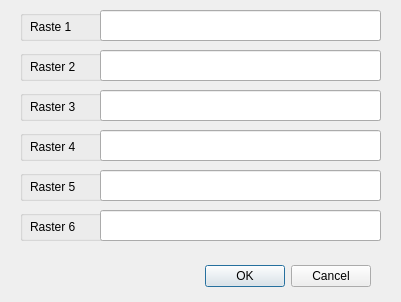
The window that MatrixModule_dialog_base.ui (fundor333/RUSLECalculator) describes before a commit, drawn with Qt 5.
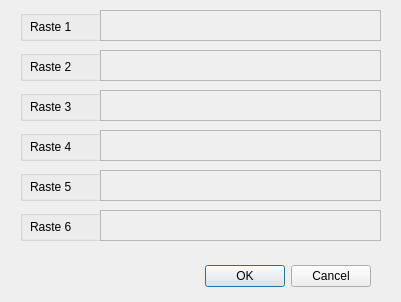
The same window after the commit.

Commit message:
Aggiornamento grafica
Aggiornamento della grafica in vista della rivisitazione della gui in modo da selezionare i layer attraverso menù a tendina

Diff of the .ui file:
```diff
--- a/MatrixModule_dialog_base.ui
+++ b/MatrixModule_dialog_base.ui
@@ -54,7 +54,7 @@
      <string>Raste 1</string>
     </property>
    </widget>
-   <widget class="QLineEdit" name="inputL1">
+   <widget class="QScrollArea" name="inputL1">
     <property name="geometry">
      <rect>
       <x>80</x>
@@ -63,6 +63,19 @@
       <height>31</height>
      </rect>
     </property>
+    <property name="widgetResizable">
+     <bool>true</bool>
+    </property>
+    <widget class="QWidget" name="scrollAreaWidgetContents">
+     <property name="geometry">
+      <rect>
+       <x>0</x>
+       <y>0</y>
+       <width>279</width>
+       <height>29</height>
+      </rect>
+     </property>
+    </widget>
    </widget>
   </widget>
   <widget class="QGroupBox" name="groupBox_2">
@@ -87,10 +100,10 @@
      </rect>
     </property>
     <property name="text">
-     <string>Raster 2</string>
+     <string>Raste 2</string>
     </property>
    </widget>
-   <widget class="QLineEdit" name="inputL2">
+   <widget class="QScrollArea" name="inputL2">
     <property name="geometry">
      <rect>
       <x>80</x>
@@ -99,6 +112,19 @@
       <height>31</height>
      </rect>
     </property>
+    <property name="widgetResizable">
+     <bool>true</bool>
+    </property>
+    <widget class="QWidget" name="scrollAreaWidgetContents_2">
+     <property name="geometry">
+      <rect>
+       <x>0</x>
+       <y>0</y>
+       <width>279</width>
+       <height>29</height>
+      </rect>
+     </property>
+    </widget>
    </widget>
   </widget>
   <widget class="QGroupBox" name="groupBox_3">
@@ -123,10 +149,10 @@
      </rect>
     </property>
     <property name="text">
-     <string>Raster 3</string>
+     <string>Raste 3</string>
     </property>
    </widget>
-   <widget class="QLineEdit" name="inputL3">
+   <widget class="QScrollArea" name="inputL3">
     <property name="geometry">
      <rect>
       <x>80</x>
@@ -135,6 +161,19 @@
       <height>31</height>
      </rect>
     </property>
+    <property name="widgetResizable">
+     <bool>true</bool>
+    </property>
+    <widget class="QWidget" name="scrollAreaWidgetContents_3">
+     <property name="geometry">
+      <rect>
+       <x>0</x>
+       <y>0</y>
+       <width>279</width>
+       <height>29</height>
+      </rect>
+     </property>
+    </widget>
    </widget>
   </widget>
   <widget class="QGroupBox" name="groupBox_4">
@@ -159,10 +198,10 @@
      </rect>
     </property>
     <property name="text">
-     <string>Raster 4</string>
+     <string>Raste 4</string>
     </property>
    </widget>
-   <widget class="QLineEdit" name="inputL4">
+   <widget class="QScrollArea" name="inputL4">
     <property name="geometry">
      <rect>
       <x>80</x>
@@ -171,6 +210,19 @@
       <height>31</height>
      </rect>
     </property>
+    <property name="widgetResizable">
+     <bool>true</bool>
+    </property>
+    <widget class="QWidget" name="scrollAreaWidgetContents_4">
+     <property name="geometry">
+      <rect>
+       <x>0</x>
+       <y>0</y>
+       <width>279</width>
+       <height>29</height>
+      </rect>
+     </property>
+    </widget>
    </widget>
   </widget>
   <widget class="QGroupBox" name="groupBox_5">
@@ -195,10 +247,10 @@
      </rect>
     </property>
     <property name="text">
-     <string>Raster 5</string>
+     <string>Raste 5</string>
     </property>
    </widget>
-   <widget class="QLineEdit" name="inputL5">
+   <widget class="QScrollArea" name="inputL5">
     <property name="geometry">
      <rect>
       <x>80</x>
@@ -207,6 +259,19 @@
       <height>31</height>
      </rect>
     </property>
+    <property name="widgetResizable">
+     <bool>true</bool>
+    </property>
+    <widget class="QWidget" name="scrollAreaWidgetContents_5">
+     <property name="geometry">
+      <rect>
+       <x>0</x>
+       <y>0</y>
+       <width>279</width>
+       <height>29</height>
+      </rect>
+     </property>
+    </widget>
    </widget>
   </widget>
   <widget class="QGroupBox" name="groupBox_6">
@@ -231,10 +296,10 @@
      </rect>
     </property>
     <property name="text">
-     <string>Raster 6</string>
+     <string>Raste 6</string>
     </property>
    </widget>
-   <widget class="QLineEdit" name="inputL6">
+   <widget class="QScrollArea" name="inputL6">
     <property name="geometry">
      <rect>
       <x>80</x>
@@ -243,6 +308,19 @@
       <height>31</height>
      </rect>
     </property>
+    <property name="widgetResizable">
+     <bool>true</bool>
+    </property>
+    <widget class="QWidget" name="scrollAreaWidgetContents_6">
+     <property name="geometry">
+      <rect>
+       <x>0</x>
+       <y>0</y>
+       <width>279</width>
+       <height>29</height>
+      </rect>
+     </property>
+    </widget>
    </widget>
   </widget>
  </widget>
```
The commit also changes 2 other files.
